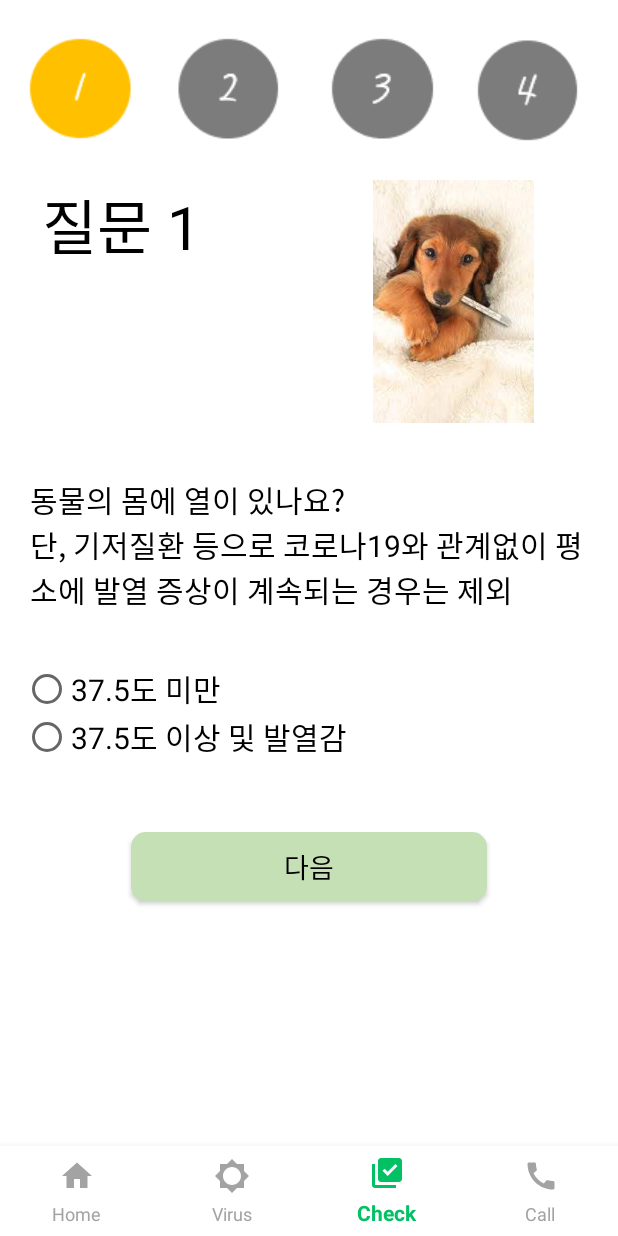
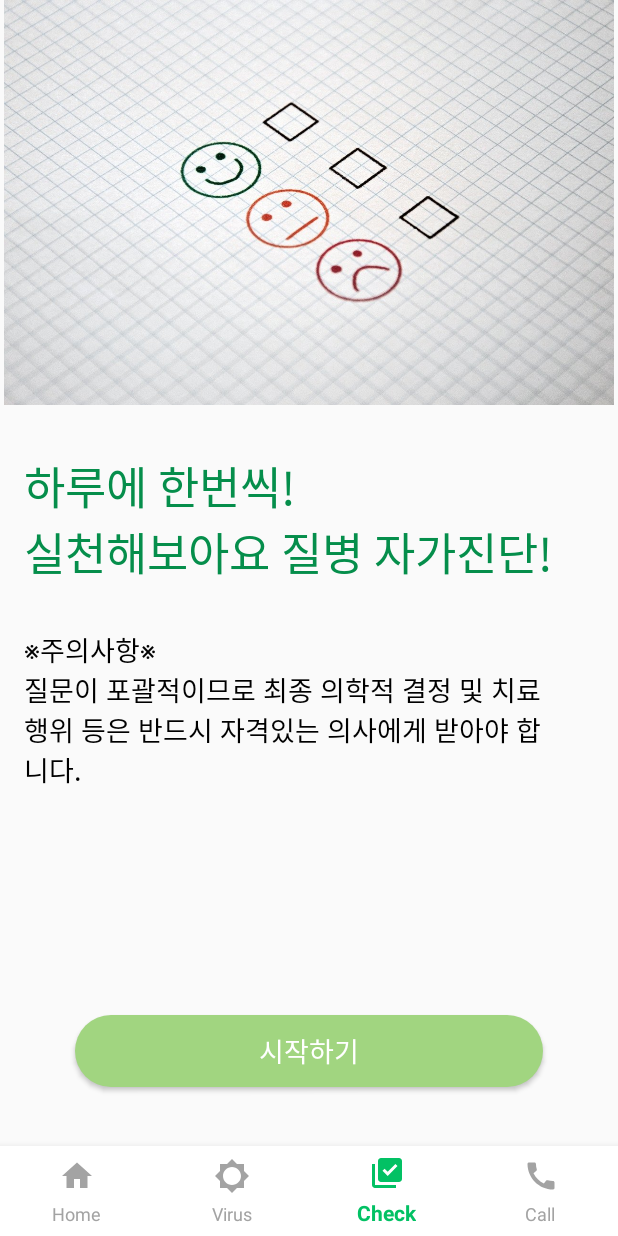
Before and after one commit to julianne03/Dongji, an Android app: the screen it shows after launch once a user with an empty profile is signed in (MainActivity), item 3 of the bottom bar chosen, on a phone screen of 412 x 824 dp. Run offline under Robolectric (Android 15) with nearby library versions, the phone set to English and light mode, and no system bars; our stand-ins replace Firebase (no records; nobody signed in at launch, a user with empty details on screens opened directly); pictures from the network do not load; Roboto replaces fonts that are not available here; 4 statements that could not run were skipped.

Commit message:
CheckStartFragment add (#28) - 디자인 수정 필요

```diff
--- a/app/src/main/java/kr/hs/emirim/s2019w28/dongji/fragment/CheckFragment.java
+++ b/app/src/main/java/kr/hs/emirim/s2019w28/dongji/fragment/CheckFragment.java
@@ -16,9 +16,7 @@ import kr.hs.emirim.s2019w28.dongji.R;
 
 public class CheckFragment extends Fragment {
 
-    private Fragment question1;
-
-    private Button next1_btn;
+    private Fragment check_start;
 
 
     public CheckFragment() {
@@ -31,9 +29,9 @@ public class CheckFragment extends Fragment {
 
         View view = inflater.inflate(R.layout.fragment_check, container, false);
 
-        question1 = new Question1();
+        check_start = new CheckStartFragment();
 
-        getFragmentManager().beginTransaction().replace(R.id.question_container, question1).commit();
+        getFragmentManager().beginTransaction().replace(R.id.question_container, check_start).commit();
 
         // Inflate the layout for this fragment
         return view;
--- /dev/null
+++ b/app/src/main/java/kr/hs/emirim/s2019w28/dongji/fragment/CheckStartFragment.java
@@ -0,0 +1,44 @@
+package kr.hs.emirim.s2019w28.dongji.fragment;
+
+import android.os.Bundle;
+
+import androidx.fragment.app.Fragment;
+
+import android.view.LayoutInflater;
+import android.view.View;
+import android.view.ViewGroup;
+import android.widget.ImageView;
+
+import kr.hs.emirim.s2019w28.dongji.R;
+
+
+public class CheckStartFragment extends Fragment {
+
+    private Fragment question1;
+    private ImageView start_btn;
+
+    public CheckStartFragment() {
+        // Required empty public constructor
+    }
+
+
+    @Override
+    public View onCreateView(LayoutInflater inflater, ViewGroup container,
+                             Bundle savedInstanceState) {
+        // Inflate the layout for this fragment
+
+        View v = inflater.inflate(R.layout.fragment_check_start, container, false);
+
+        start_btn = v.findViewById(R.id.question_start_btn);
+        question1 = new Question1();
+
+        start_btn.setOnClickListener(new View.OnClickListener() {
+            @Override
+            public void onClick(View v) {
+                getFragmentManager().beginTransaction().replace(R.id.question_container, question1).commit();
+            }
+        });
+
+        return v;
+    }
+}
--- /dev/null
+++ b/app/src/main/res/drawable/survey_start_btn_shape.xml
@@ -0,0 +1,11 @@
+<?xml version="1.0" encoding="utf-8"?>
+<shape xmlns:android="http://schemas.android.com/apk/res/android"
+    android:padding="10dp"
+    android:shape="rectangle" >
+    <solid android:color="#A1D580" />
+    <corners
+        android:bottomLeftRadius="30dp"
+        android:bottomRightRadius="30dp"
+        android:topLeftRadius="30dp"
+        android:topRightRadius="30dp" />
+</shape>
--- a/app/src/main/res/layout/fragment_bad__result.xml
+++ b/app/src/main/res/layout/fragment_bad__result.xml
@@ -50,9 +50,9 @@
     <androidx.cardview.widget.CardView
         android:layout_width="match_parent"
         android:layout_height="120dp"
-        android:layout_marginStart="16dp"
-        android:layout_marginEnd="16dp"
-        android:layout_marginBottom="32dp"
+        android:layout_marginStart="24dp"
+        android:layout_marginEnd="24dp"
+        android:layout_marginBottom="50dp"
         app:cardBackgroundColor="#000000"
         app:cardCornerRadius="5dp"
         app:cardElevation="1dp"
@@ -74,6 +74,7 @@
                 android:layout_marginTop="16dp"
                 android:layout_marginEnd="16dp"
                 android:layout_marginBottom="16dp"
+                android:gravity="center"
                 android:text="가축 바이러스 예방을 위한 자가진단 설문결과\n의심 증상에 해당하는 항목이 존재합니다.\n정확한 진단을 받아보시기 바랍니다."
                 android:textColor="#000000"
                 android:textSize="18sp"
--- /dev/null
+++ b/app/src/main/res/layout/fragment_check_start.xml
@@ -0,0 +1,58 @@
+<?xml version="1.0" encoding="utf-8"?>
+<androidx.constraintlayout.widget.ConstraintLayout xmlns:android="http://schemas.android.com/apk/res/android"
+    xmlns:app="http://schemas.android.com/apk/res-auto"
+    xmlns:tools="http://schemas.android.com/tools"
+    android:layout_width="match_parent"
+    android:layout_height="match_parent"
+    tools:context=".fragment.CheckStartFragment">
+
+    <ImageView
+        android:id="@+id/imageView27"
+        android:layout_width="wrap_content"
+        android:layout_height="270dp"
+        android:src="@drawable/survey"
+        app:layout_constraintEnd_toEndOf="parent"
+        app:layout_constraintHorizontal_bias="0.0"
+        app:layout_constraintStart_toStartOf="parent"
+        app:layout_constraintTop_toTopOf="parent" />
+
+    <TextView
+        android:id="@+id/textView115"
+        android:layout_width="wrap_content"
+        android:layout_height="wrap_content"
+        android:layout_marginStart="16dp"
+        android:layout_marginTop="32dp"
+        android:text="하루에 한번씩!\n실천해보아요 질병 자가진단!"
+        android:textColor="#058E4B"
+        android:textSize="30sp"
+        app:layout_constraintStart_toStartOf="parent"
+        app:layout_constraintTop_toBottomOf="@+id/imageView27" />
+
+    <TextView
+        android:id="@+id/textView116"
+        android:layout_width="360dp"
+        android:layout_height="wrap_content"
+        android:layout_marginStart="16dp"
+        android:layout_marginTop="30dp"
+        android:text="※주의사항※\n질문이 포괄적이므로 최종 의학적 결정 및 치료 행위 등은 반드시 자격있는 의사에게 받아야 합니다. "
+        android:textColor="#000000"
+        android:textSize="18sp"
+        app:layout_constraintStart_toStartOf="parent"
+        app:layout_constraintTop_toBottomOf="@+id/textView115" />
+
+    <Button
+        android:id="@+id/question_start_btn"
+        android:layout_width="0dp"
+        android:layout_height="wrap_content"
+        android:layout_marginStart="50dp"
+        android:layout_marginTop="150dp"
+        android:layout_marginEnd="50dp"
+        android:background="@drawable/survey_start_btn_shape"
+        android:text="시작하기"
+        android:textColor="#FFFFFF"
+        android:textSize="18sp"
+        app:layout_constraintEnd_toEndOf="parent"
+        app:layout_constraintStart_toStartOf="parent"
+        app:layout_constraintTop_toBottomOf="@+id/textView116" />
+
+</androidx.constraintlayout.widget.ConstraintLayout>
--- a/app/src/main/res/layout/fragment_nice__result.xml
+++ b/app/src/main/res/layout/fragment_nice__result.xml
@@ -52,9 +52,9 @@
     <androidx.cardview.widget.CardView
         android:layout_width="match_parent"
         android:layout_height="120dp"
-        android:layout_marginStart="16dp"
-        android:layout_marginEnd="16dp"
-        android:layout_marginBottom="32dp"
+        android:layout_marginStart="24dp"
+        android:layout_marginEnd="24dp"
+        android:layout_marginBottom="50dp"
         app:cardBackgroundColor="#FFFFFF"
         app:cardCornerRadius="5dp"
         app:cardElevation="1dp"
@@ -75,10 +75,11 @@
                 android:id="@+id/textView57"
                 android:layout_width="357dp"
                 android:layout_height="wrap_content"
-                android:layout_marginStart="16dp"
+                android:layout_marginStart="32dp"
                 android:layout_marginTop="16dp"
-                android:layout_marginEnd="16dp"
+                android:layout_marginEnd="24dp"
                 android:layout_marginBottom="16dp"
+                android:gravity="center"
                 android:text="가축 바이러스 예방을 위한 자가진단 설문결과\n의심 증상에 해당하는 항목이 없습니다.\n앞으로도 가축에게 많은 관심 부탁드립니다."
                 android:textColor="#000000"
                 android:textSize="18sp"
```
Also changed, not shown: app/src/main/res/drawable/survey.jpg (added).
